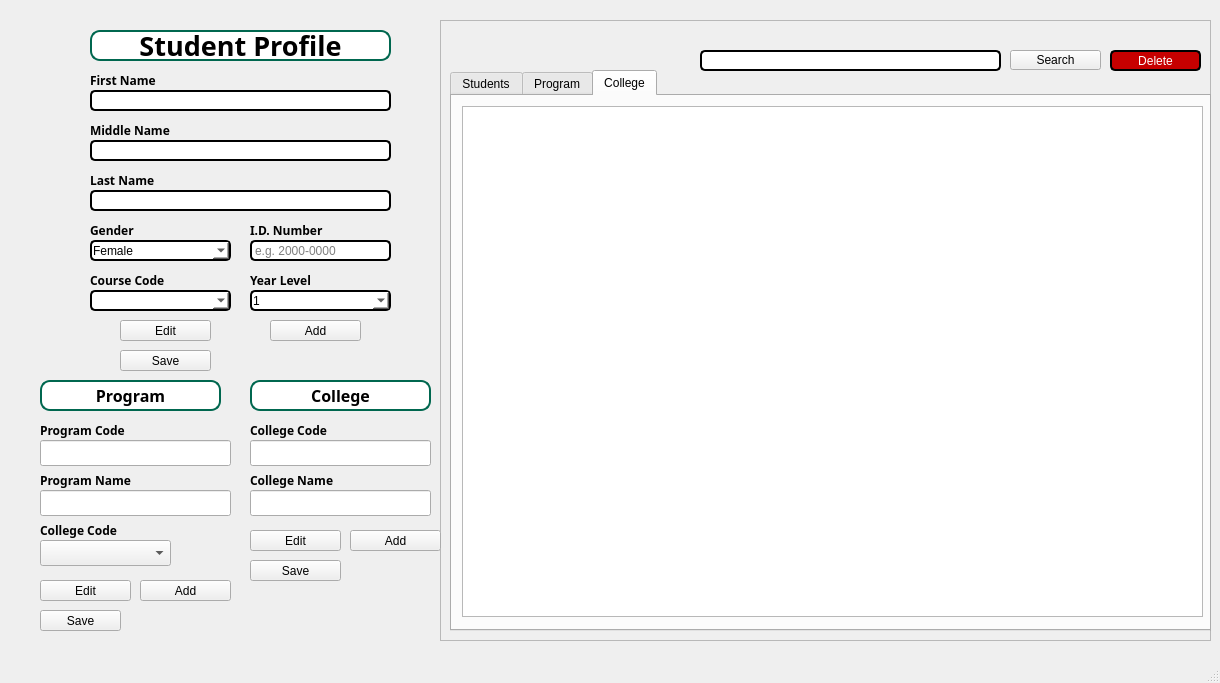
The window that mainwindow.ui (Kris2103/CCC151-CSV) describes before a commit, drawn with Qt 5.
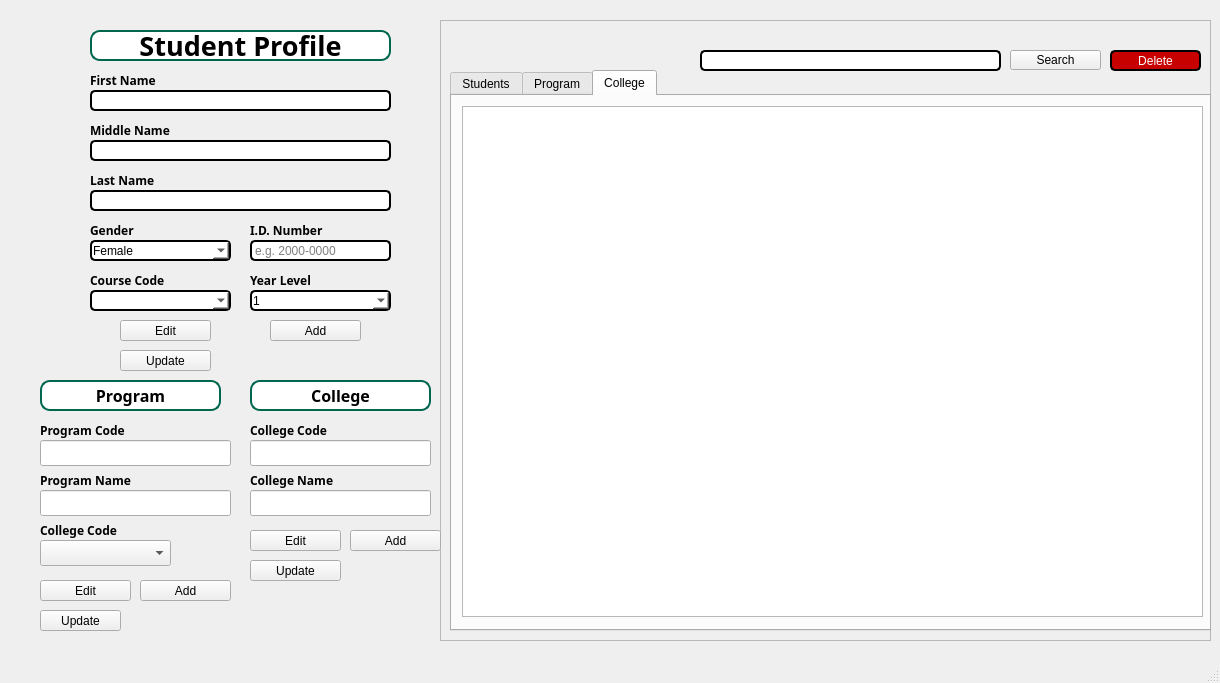
The same window after the commit.

```diff
--- a/mainwindow.ui
+++ b/mainwindow.ui
@@ -440,7 +440,7 @@
 }</string>
     </property>
     <property name="text">
-     <string>Save</string>
+     <string>Update</string>
     </property>
    </widget>
    <widget class="QFrame" name="frame">
@@ -980,7 +980,7 @@
 }</string>
     </property>
     <property name="text">
-     <string>Save</string>
+     <string>Update</string>
     </property>
    </widget>
    <widget class="QPushButton" name="SaveProg">
@@ -1000,7 +1000,7 @@
 }</string>
     </property>
     <property name="text">
-     <string>Save</string>
+     <string>Update</string>
     </property>
    </widget>
    <widget class="QLineEdit" name="CollegeCodeLine">
```
